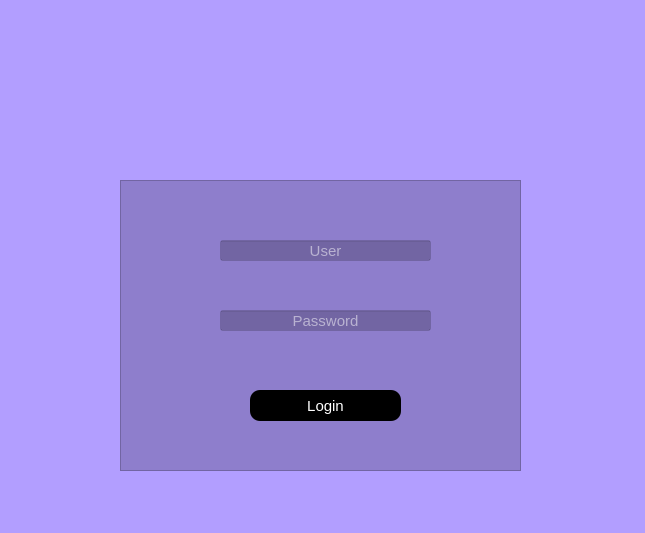
Above: login.ui from madudasousa/DashFy before the change. Below: the same form after it.
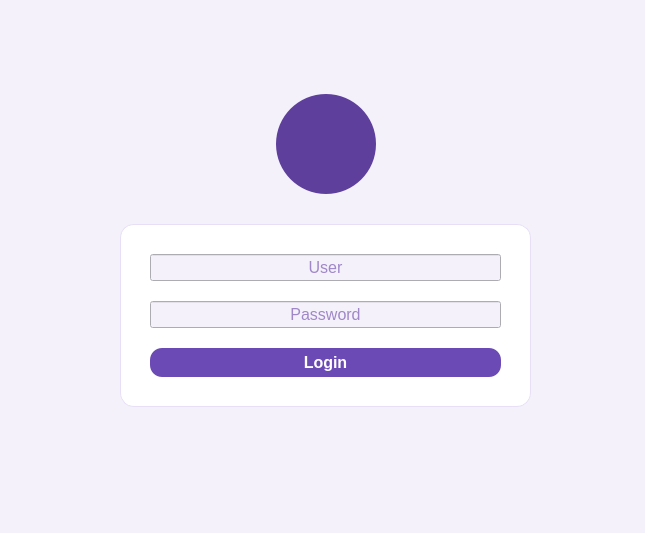
That is the form after the change. Icons and pictures are not drawn.

Patch:
```diff
--- a/login.ui
+++ b/login.ui
@@ -10,6 +10,12 @@
     <height>533</height>
    </rect>
   </property>
+  <property name="sizePolicy">
+   <sizepolicy hsizetype="Fixed" vsizetype="Fixed">
+    <horstretch>0</horstretch>
+    <verstretch>0</verstretch>
+   </sizepolicy>
+  </property>
   <property name="cursor">
    <cursorShape>PointingHandCursor</cursorShape>
   </property>
@@ -17,24 +23,123 @@
    <string>Form</string>
   </property>
   <property name="styleSheet">
-   <string notr="true">	background-color:rgb(178, 158, 255)</string>
+   <string notr="true">background-color: rgb(244, 241, 251);
+</string>
   </property>
-  <widget class="QFrame" name="frame">
+  <widget class="QWidget" name="">
    <property name="geometry">
     <rect>
      <x>120</x>
-     <y>180</y>
-     <width>401</width>
-     <height>291</height>
+     <y>70</y>
+     <width>411</width>
+     <height>361</height>
     </rect>
    </property>
+   <layout class="QVBoxLayout" name="verticalLayout_2">
+    <item>
+     <layout class="QHBoxLayout" name="horizontalLayout">
+      <item>
+       <spacer name="horizontalSpacer_2">
+        <property name="orientation">
+         <enum>Qt::Horizontal</enum>
+        </property>
+        <property name="sizeHint" stdset="0">
+         <size>
+          <width>40</width>
+          <height>20</height>
+         </size>
+        </property>
+       </spacer>
+      </item>
+      <item>
+       <widget class="QLabel" name="label">
+        <property name="sizePolicy">
+         <sizepolicy hsizetype="Fixed" vsizetype="Fixed">
+          <horstretch>0</horstretch>
+          <verstretch>0</verstretch>
+         </sizepolicy>
+        </property>
+        <property name="minimumSize">
+         <size>
+          <width>100</width>
+          <height>100</height>
+         </size>
+        </property>
+        <property name="maximumSize">
+         <size>
+          <width>100</width>
+          <height>100</height>
+         </size>
+        </property>
+        <property name="styleSheet">
+         <string notr="true">QLabel {
+    background-color: #5E3F9C;
+    border-radius: 50px;
+	padding: 10px;
+}</string>
+        </property>
+        <property name="text">
+         <string/>
+        </property>
+        <property name="pixmap">
+         <pixmap>img/login.png</pixmap>
+        </property>
+        <property name="scaledContents">
+         <bool>true</bool>
+        </property>
+        <property name="alignment">
+         <set>Qt::AlignCenter</set>
+        </property>
+       </widget>
+      </item>
+      <item>
+       <spacer name="horizontalSpacer">
+        <property name="orientation">
+         <enum>Qt::Horizontal</enum>
+        </property>
+        <property name="sizeHint" stdset="0">
+         <size>
+          <width>40</width>
+          <height>20</height>
+         </size>
+        </property>
+       </spacer>
+      </item>
+     </layout>
+    </item>
+    <item>
+     <widget class="QFrame" name="frame">
+      <property name="sizePolicy">
+       <sizepolicy hsizetype="Preferred" vsizetype="Fixed">
+        <horstretch>0</horstretch>
+        <verstretch>0</verstretch>
+       </sizepolicy>
+      </property>
+      <property name="minimumSize">
+       <size>
+        <width>400</width>
+        <height>0</height>
+       </size>
+      </property>
+      <property name="maximumSize">
+       <size>
+        <width>420</width>
+        <height>16777215</height>
+       </size>
+      </property>
    <property name="font">
     <font>
      <pointsize>12</pointsize>
     </font>
    </property>
    <property name="styleSheet">
-    <string notr="true">background-color: rgba(0, 0, 0,0.2);</string>
+       <string notr="true">QFrame{
+    background-color: white;
+    border-radius: 14px;
+    padding: 20px;
+	 border: 1px solid #E6DFF5;
+}
+</string>
    </property>
    <property name="frameShape">
     <enum>QFrame::StyledPanel</enum>
@@ -42,22 +147,19 @@
    <property name="frameShadow">
     <enum>QFrame::Raised</enum>
    </property>
+      <layout class="QVBoxLayout" name="verticalLayout">
+       <property name="spacing">
+        <number>20</number>
+       </property>
+       <item>
    <widget class="QLineEdit" name="txt_user">
-    <property name="geometry">
-     <rect>
-      <x>100</x>
-      <y>60</y>
-      <width>211</width>
-      <height>21</height>
-     </rect>
-    </property>
     <property name="font">
      <font>
-      <pointsize>11</pointsize>
+           <pointsize>12</pointsize>
      </font>
     </property>
     <property name="styleSheet">
-     <string notr="true">color: rgb(255, 255, 255);</string>
+          <string notr="true">color: rgb(76, 29, 149);</string>
     </property>
     <property name="alignment">
      <set>Qt::AlignCenter</set>
@@ -66,22 +168,16 @@
      <string>User</string>
     </property>
    </widget>
+       </item>
+       <item>
    <widget class="QLineEdit" name="txt_password">
-    <property name="geometry">
-     <rect>
-      <x>100</x>
-      <y>130</y>
-      <width>211</width>
-      <height>21</height>
-     </rect>
-    </property>
     <property name="font">
      <font>
-      <pointsize>11</pointsize>
+           <pointsize>12</pointsize>
      </font>
     </property>
     <property name="styleSheet">
-     <string notr="true">color: rgb(255, 255, 255);</string>
+          <string notr="true">color: rgb(76, 29, 149);</string>
     </property>
     <property name="echoMode">
      <enum>QLineEdit::Password</enum>
@@ -93,18 +189,14 @@
      <string>Password</string>
     </property>
    </widget>
+       </item>
+       <item>
    <widget class="QPushButton" name="QPushButton">
-    <property name="geometry">
-     <rect>
-      <x>130</x>
-      <y>210</y>
-      <width>151</width>
-      <height>31</height>
-     </rect>
-    </property>
     <property name="font">
      <font>
-      <pointsize>11</pointsize>
+           <pointsize>12</pointsize>
+           <weight>87</weight>
+           <bold>true</bold>
      </font>
     </property>
     <property name="layoutDirection">
@@ -112,41 +204,33 @@
     </property>
     <property name="styleSheet">
      <string notr="true">QPushButton{
-	
-	background-color: rgb(0, 0, 0);
-	color: rgb(255, 255, 255);
-	border-radius:10px
+    background: #6C4AB6;
+    color: white;
+    border: none;
+    border-radius: 12px;
+    padding: 5px 20px;
+    font-weight: 700;
 }
-
-QPushButton:hover{
- 	
-	background-color: rgb(255, 255, 255);
-	color:rgb(0, 0, 0);
+QPushButton:hover {
+    background: #5A3AA0;
+}
+QPushButton:disabled {
+    background: #C8BEE6;
+    color: #FFFFFF;
+}
+QPushButton:pressed {
+    background: #4E368E; 
 }</string>
     </property>
     <property name="text">
      <string>Login</string>
     </property>
    </widget>
-  </widget>
-  <widget class="QLabel" name="label">
-   <property name="geometry">
-    <rect>
-     <x>250</x>
-     <y>70</y>
-     <width>141</width>
-     <height>121</height>
-    </rect>
-   </property>
-   <property name="text">
-    <string/>
-   </property>
-   <property name="pixmap">
-    <pixmap>img/user.png</pixmap>
-   </property>
-   <property name="scaledContents">
-    <bool>true</bool>
-   </property>
+       </item>
+      </layout>
+     </widget>
+    </item>
+   </layout>
   </widget>
   <zorder>label</zorder>
   <zorder>frame</zorder>
```
Left out of the diff: 2 changed lines with no effect on the pictures. Lines whose indentation alone changed are shown as unchanged.
